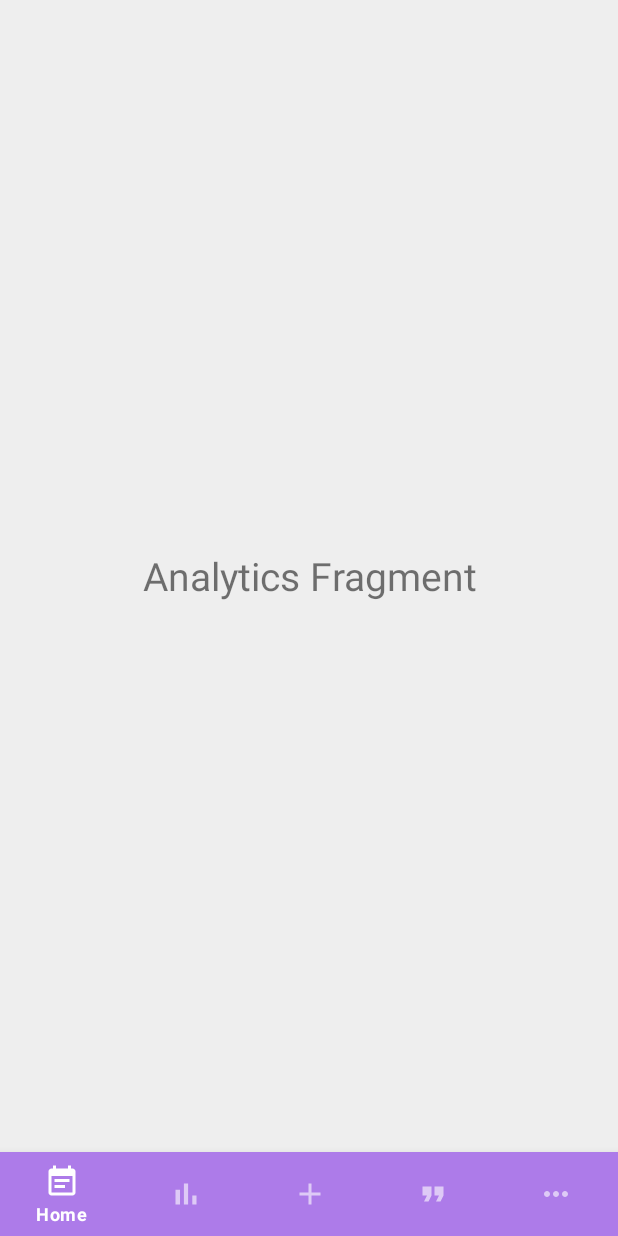
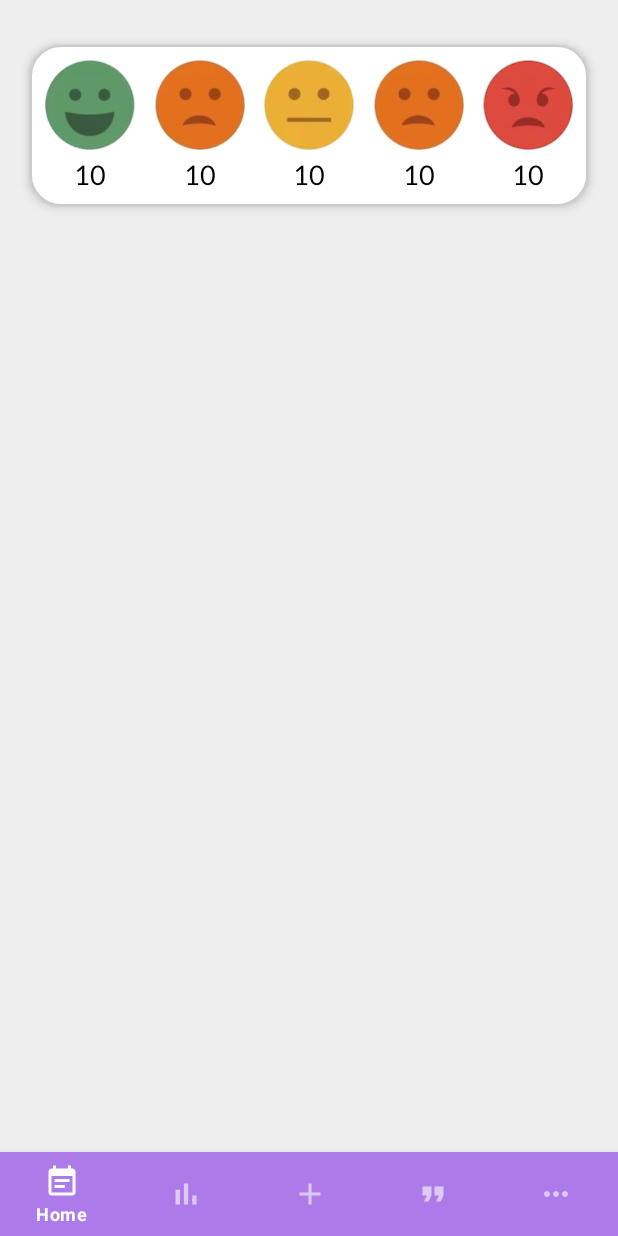
Before and after one commit to gabbycoloma/VibeSense, an Android app: the fragment Analytics placed in its activity, on a phone screen of 412 x 824 dp. Run offline under Robolectric (Android 15) with nearby library versions, the phone set to English and light mode, and no system bars.

Commit message:
Edited fragment_analytics

```diff
--- a/app/src/main/res/layout/fragment_analytics.xml
+++ b/app/src/main/res/layout/fragment_analytics.xml
@@ -1,18 +1,130 @@
 <?xml version="1.0" encoding="utf-8"?>
 <FrameLayout xmlns:android="http://schemas.android.com/apk/res/android"
     xmlns:tools="http://schemas.android.com/tools"
+    xmlns:app="http://schemas.android.com/apk/res-auto"
     android:layout_width="match_parent"
     android:layout_height="match_parent"
     tools:context=".Analytics"
     android:background="#EEEEEE">
 
-    <!-- TODO: Update blank fragment layout -->
-    <TextView
+    <androidx.appcompat.widget.LinearLayoutCompat
         android:layout_width="match_parent"
-        android:layout_height="match_parent"
-        android:text="Analytics Fragment"
-        android:textSize="26dp"
-        android:layout_gravity="center"
-        android:gravity="center"/>
+        android:layout_height="wrap_content"
+        android:layout_marginHorizontal="20dp"
+        android:layout_marginTop="30dp"
+        android:background="@drawable/customborder"
+        android:clipToPadding="false"
+        android:elevation="4dp"
+        android:padding="10dp">
+        <androidx.constraintlayout.widget.ConstraintLayout
+            android:layout_width="match_parent"
+            android:layout_height="match_parent">
+            <ImageView
+                android:id="@+id/mood_emoji5"
+                android:layout_height="60dp"
+                android:layout_width="60dp"
+                android:contentDescription="Emoji of mood"
+                android:src="@drawable/mood1"
+                app:layout_constraintTop_toTopOf="parent"
+                app:layout_constraintLeft_toLeftOf="parent"/>
+            <TextView
+                android:id="@+id/mood5_count"
+                android:layout_width="wrap_content"
+                android:layout_height="wrap_content"
+                android:layout_marginTop="5dp"
+                android:fontFamily="@font/lato"
+                android:textColor="@color/black"
+                android:textSize="18sp"
+                android:text="10"
+                app:layout_constraintTop_toBottomOf="@id/mood_emoji5"
+                app:layout_constraintStart_toStartOf="@id/mood_emoji5"
+                app:layout_constraintEnd_toEndOf="@id/mood_emoji5"/>
+            <ImageView
+                android:id="@+id/mood_emoji4"
+                android:layout_height="60dp"
+                android:layout_width="60dp"
+                android:contentDescription="Emoji of mood"
+                android:src="@drawable/mood2"
+                app:layout_constraintTop_toTopOf="parent"
+                app:layout_constraintLeft_toRightOf="@id/mood_emoji5"
+                app:layout_constraintRight_toLeftOf="@id/mood_emoji3"/>
+            <TextView
+                android:id="@+id/mood4_count"
+                android:layout_width="wrap_content"
+                android:layout_height="wrap_content"
+                android:layout_marginTop="5dp"
+                android:fontFamily="@font/lato"
+                android:textColor="@color/black"
+                android:textSize="18sp"
+                android:text="10"
+                app:layout_constraintTop_toBottomOf="@id/mood_emoji4"
+                app:layout_constraintStart_toStartOf="@id/mood_emoji4"
+                app:layout_constraintEnd_toEndOf="@id/mood_emoji4"/>
+            <ImageView
+                android:id="@+id/mood_emoji3"
+                android:layout_height="60dp"
+                android:layout_width="60dp"
+                android:contentDescription="Emoji of mood"
+                android:src="@drawable/mood3"
+                app:layout_constraintTop_toTopOf="parent"
+                app:layout_constraintLeft_toRightOf="@id/mood_emoji4"
+                app:layout_constraintRight_toLeftOf="@id/mood_emoji2"/>
+            <TextView
+                android:id="@+id/mood3_count"
+                android:layout_width="wrap_content"
+                android:layout_height="wrap_content"
+                android:layout_marginTop="5dp"
+                android:fontFamily="@font/lato"
+                android:textColor="@color/black"
+                android:textSize="18sp"
+                android:text="10"
+                app:layout_constraintTop_toBottomOf="@id/mood_emoji3"
+                app:layout_constraintStart_toStartOf="@id/mood_emoji3"
+                app:layout_constraintEnd_toEndOf="@id/mood_emoji3"/>
+            <ImageView
+                android:id="@+id/mood_emoji2"
+                android:layout_height="60dp"
+                android:layout_width="60dp"
+                android:contentDescription="Emoji of mood"
+                android:src="@drawable/mood4"
+                app:layout_constraintTop_toTopOf="parent"
+                app:layout_constraintLeft_toRightOf="@id/mood_emoji3"
+                app:layout_constraintRight_toLeftOf="@id/mood_emoji1"/>
+            <TextView
+                android:id="@+id/mood2_count"
+                android:layout_width="wrap_content"
+                android:layout_height="wrap_content"
+                android:layout_marginTop="5dp"
+                android:fontFamily="@font/lato"
+                android:textColor="@color/black"
+                android:textSize="18sp"
+                android:text="10"
+                app:layout_constraintTop_toBottomOf="@id/mood_emoji2"
+                app:layout_constraintStart_toStartOf="@id/mood_emoji2"
+                app:layout_constraintEnd_toEndOf="@id/mood_emoji2"/>
+            <ImageView
+                android:id="@+id/mood_emoji1"
+                android:layout_height="60dp"
+                android:layout_width="60dp"
+                android:contentDescription="Emoji of mood"
+                android:src="@drawable/mood5"
+                app:layout_constraintTop_toTopOf="parent"
+                app:layout_constraintRight_toRightOf="parent"/>
+            <TextView
+                android:id="@+id/mood1_count"
+                android:layout_width="wrap_content"
+                android:layout_height="wrap_content"
+                android:layout_marginTop="5dp"
+                android:fontFamily="@font/lato"
+                android:textColor="@color/black"
+                android:textSize="18sp"
+                android:text="10"
+                app:layout_constraintTop_toBottomOf="@id/mood_emoji1"
+                app:layout_constraintStart_toStartOf="@id/mood_emoji1"
+                app:layout_constraintEnd_toEndOf="@id/mood_emoji1"/>
+
+
+        </androidx.constraintlayout.widget.ConstraintLayout>
+    </androidx.appcompat.widget.LinearLayoutCompat>
 
 </FrameLayout>
```
